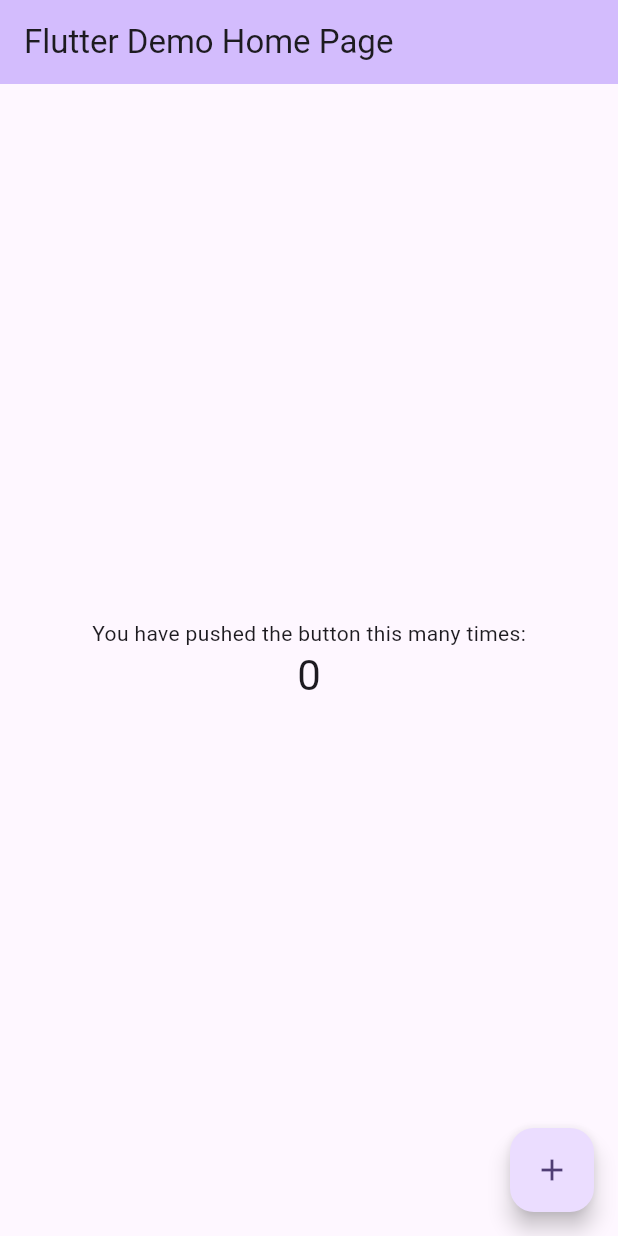
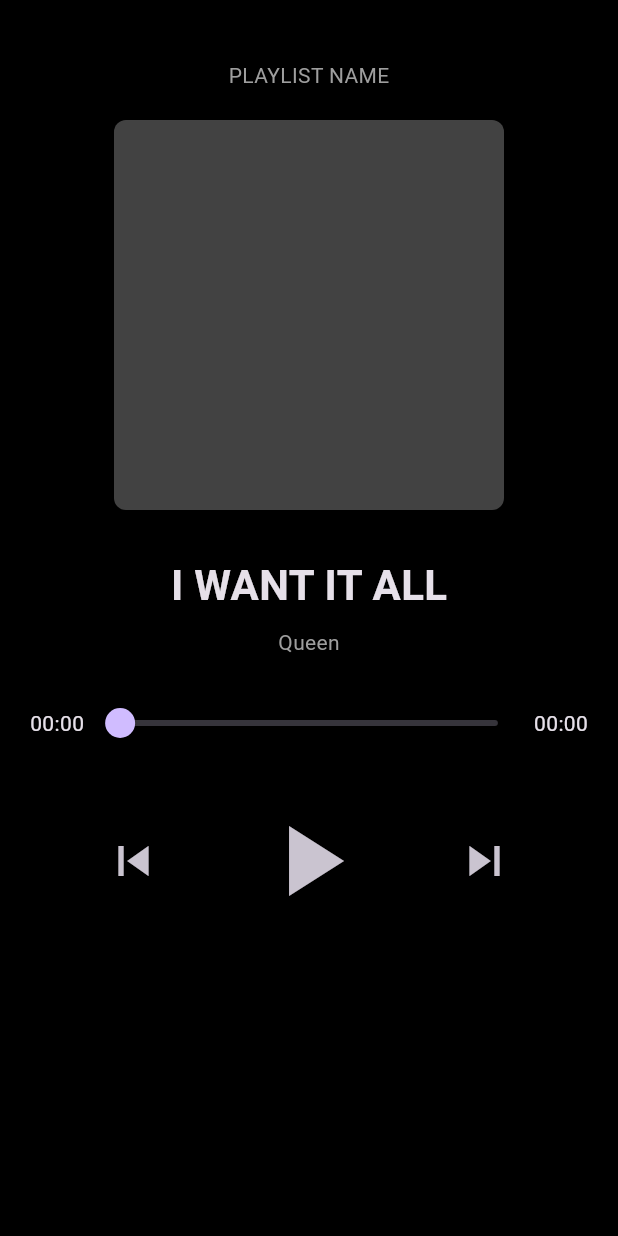
Before and after one commit to ACSelke/hci_project, a Flutter app: the screen it shows after launch, on a phone screen of 412 x 824 dp. Run offline on Flutter 3.47's test engine with Material 3 defaults, Android fonts, the phone set to English and light mode, and no system bars; our stand-ins replace just_audio.

Commit message:
player creation

```diff
--- a/lib/main.dart
+++ b/lib/main.dart
@@ -1,7 +1,5 @@
 import 'package:flutter/material.dart';
-import 'package:path_provider/path_provider.dart';
 import 'package:just_audio/just_audio.dart';
-
 
 void main() {
   runApp(const MyApp());
@@ -10,116 +8,195 @@
 class MyApp extends StatelessWidget {
   const MyApp({super.key});
 
-  // This widget is the root of your application.
   @override
   Widget build(BuildContext context) {
     return MaterialApp(
-      title: 'Flutter Demo',
-      theme: ThemeData(
-        // This is the theme of your application.
-        //
-        // TRY THIS: Try running your application with "flutter run". You'll see
-        // the application has a purple toolbar. Then, without quitting the app,
-        // try changing the seedColor in the colorScheme below to Colors.green
-        // and then invoke "hot reload" (save your changes or press the "hot
-        // reload" button in a Flutter-supported IDE, or press "r" if you used
-        // the command line to start the app).
-        //
-        // Notice that the counter didn't reset back to zero; the application
-        // state is not lost during the reload. To reset the state, use hot
-        // restart instead.
-        //
-        // This works for code too, not just values: Most code changes can be
-        // tested with just a hot reload.
-        colorScheme: .fromSeed(seedColor: Colors.deepPurple),
-      ),
-      home: const MyHomePage(title: 'Flutter Demo Home Page'),
+      debugShowCheckedModeBanner: false,
+      theme: ThemeData.dark(),
+      home: const PlayerScreen(),
     );
   }
 }
 
-class MyHomePage extends StatefulWidget {
-  const MyHomePage({super.key, required this.title});
+class Track {
+  final String title;
+  final String artist;
+  final String path;
 
-  // This widget is the home page of your application. It is stateful, meaning
-  // that it has a State object (defined below) that contains fields that affect
-  // how it looks.
+  Track(this.title, this.artist, this.path);
+}
 
-  // This class is the configuration for the state. It holds the values (in this
-  // case the title) provided by the parent (in this case the App widget) and
-  // used by the build method of the State. Fields in a Widget subclass are
-  // always marked "final".
-
-  final String title;
+class PlayerScreen extends StatefulWidget {
+  const PlayerScreen({super.key});
 
   @override
-  State<MyHomePage> createState() => _MyHomePageState();
+  State<PlayerScreen> createState() => _PlayerScreenState();
 }
 
-class _MyHomePageState extends State<MyHomePage> {
-  int _counter = 0;
+class _PlayerScreenState extends State<PlayerScreen> {
+  final AudioPlayer _player = AudioPlayer();
 
-  void _incrementCounter() {
-    setState(() {
-      // This call to setState tells the Flutter framework that something has
-      // changed in this State, which causes it to rerun the build method below
-      // so that the display can reflect the updated values. If we changed
-      // _counter without calling setState(), then the build method would not be
-      // called again, and so nothing would appear to happen.
-      _counter++;
+  final List<Track> playlist = [
+    Track("I Want It All", "Queen", "assets/audio/i_want_it_all.mp3"),
+    Track("Under Pressure", "Queen", "assets/audio/under_pressure.mp3"),
+  ];
+
+  int currentIndex = 0;
+  Duration position = Duration.zero;
+  Duration duration = Duration.zero;
+
+  @override
+  void initState() {
+    super.initState();
+    loadTrack();
+
+    _player.positionStream.listen((p) {
+      setState(() => position = p);
     });
+
+    _player.durationStream.listen((d) {
+      setState(() => duration = d ?? Duration.zero);
+    });
+
+    _player.playerStateStream.listen((state) {
+      if (state.processingState == ProcessingState.completed) {
+        next();
+      }
+    });
+  }
+
+  Future<void> loadTrack() async {
+    await _player.setAsset(playlist[currentIndex].path);
+  }
+
+  void playPause() {
+    if (_player.playing) {
+      _player.pause();
+    } else {
+      _player.play();
+    }
+    setState(() {});
+  }
+
+  void next() async {
+    currentIndex = (currentIndex + 1) % playlist.length;
+    await loadTrack();
+    _player.play();
+    setState(() {});
+  }
+
+  void previous() async {
+    currentIndex =
+        (currentIndex - 1 + playlist.length) % playlist.length;
+    await loadTrack();
+    _player.play();
+    setState(() {});
+  }
+
+  String format(Duration d) {
+    final minutes = d.inMinutes.toString().padLeft(2, '0');
+    final seconds = (d.inSeconds % 60).toString().padLeft(2, '0');
+    return "$minutes:$seconds";
+  }
+
+  @override
+  void dispose() {
+    _player.dispose();
+    super.dispose();
   }
 
   @override
   Widget build(BuildContext context) {
-    // This method is rerun every time setState is called, for instance as done
-    // by the _incrementCounter method above.
-    //
-    // The Flutter framework has been optimized to make rerunning build methods
-    // fast, so that you can just rebuild anything that needs updating rather
-    // than having to individually change instances of widgets.
+    final track = playlist[currentIndex];
+
     return Scaffold(
-      appBar: AppBar(
-        // TRY THIS: Try changing the color here to a specific color (to
-        // Colors.amber, perhaps?) and trigger a hot reload to see the AppBar
-        // change color while the other colors stay the same.
-        backgroundColor: Theme.of(context).colorScheme.inversePrimary,
-        // Here we take the value from the MyHomePage object that was created by
-        // the App.build method, and use it to set our appbar title.
-        title: Text(widget.title),
-      ),
-      body: Center(
-        // Center is a layout widget. It takes a single child and positions it
-        // in the middle of the parent.
+      backgroundColor: Colors.black,
+      body: Padding(
+        padding: const EdgeInsets.symmetric(horizontal: 20, vertical: 40),
         child: Column(
-          // Column is also a layout widget. It takes a list of children and
-          // arranges them vertically. By default, it sizes itself to fit its
-          // children horizontally, and tries to be as tall as its parent.
-          //
-          // Column has various properties to control how it sizes itself and
-          // how it positions its children. Here we use mainAxisAlignment to
-          // center the children vertically; the main axis here is the vertical
-          // axis because Columns are vertical (the cross axis would be
-          // horizontal).
-          //
-          // TRY THIS: Invoke "debug painting" (choose the "Toggle Debug Paint"
-          // action in the IDE, or press "p" in the console), to see the
-          // wireframe for each widget.
-          mainAxisAlignment: .center,
           children: [
-            const Text('You have pushed the button this many times:'),
+            const Text(
+              "PLAYLIST NAME",
+              style: TextStyle(color: Colors.grey),
+            ),
+            const SizedBox(height: 20),
+
+            Container(
+              height: 260,
+              width: 260,
+              decoration: BoxDecoration(
+                color: Colors.grey[800],
+                borderRadius: BorderRadius.circular(8),
+              ),
+            ),
+
+            const SizedBox(height: 30),
+
+            // Song title
             Text(
-              '$_counter',
-              style: Theme.of(context).textTheme.headlineMedium,
+              track.title.toUpperCase(),
+              style: const TextStyle(
+                fontSize: 28,
+                fontWeight: FontWeight.bold,
+              ),
+            ),
+
+            const SizedBox(height: 8),
+
+            Text(
+              track.artist,
+              style: const TextStyle(color: Colors.grey),
+            ),
+
+            const SizedBox(height: 20),
+
+            // Slider
+            Row(
+              children: [
+                Text(format(position)),
+                Expanded(
+                  child: Slider(
+                    value: position.inSeconds.toDouble(),
+                    max: duration.inSeconds.toDouble() > 0
+                        ? duration.inSeconds.toDouble()
+                        : 1,
+                    onChanged: (value) {
+                      _player.seek(Duration(seconds: value.toInt()));
+                    },
+                  ),
+                ),
+                Text(format(duration)),
+              ],
+            ),
+
+            const SizedBox(height: 20),
+
+            // Controls
+            Row(
+              mainAxisAlignment: MainAxisAlignment.spaceEvenly,
+              children: [
+                IconButton(
+                  iconSize: 40,
+                  icon: const Icon(Icons.skip_previous),
+                  onPressed: previous,
+                ),
+                IconButton(
+                  iconSize: 80,
+                  icon: Icon(
+                    _player.playing ? Icons.pause : Icons.play_arrow,
+                  ),
+                  onPressed: playPause,
+                ),
+                IconButton(
+                  iconSize: 40,
+                  icon: const Icon(Icons.skip_next),
+                  onPressed: next,
+                ),
+              ],
             ),
           ],
         ),
       ),
-      floatingActionButton: FloatingActionButton(
-        onPressed: _incrementCounter,
-        tooltip: 'Increment',
-        child: const Icon(Icons.add),
-      ),
     );
   }
 }
```
Also changed, not shown: pubspec.yaml (+6 -4 lines), 6 other files.
